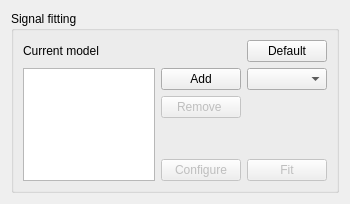
syncope/iint-gui, file iintgui/ui/fitpanel2.ui: the form before one commit.
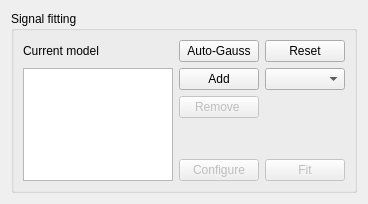
The form after the commit.

Commit message: + baby steps to the better fit interface; am i complete in plan?

The edit to the form file:
```diff
--- a/iintgui/ui/fitpanel2.ui
+++ b/iintgui/ui/fitpanel2.ui
@@ -6,7 +6,7 @@
    <rect>
     <x>0</x>
     <y>0</y>
-    <width>350</width>
+    <width>368</width>
     <height>204</height>
    </rect>
   </property>
@@ -134,7 +134,14 @@
             <item>
              <widget class="QPushButton" name="defaultBtn">
               <property name="text">
-               <string>Default</string>
+               <string>Auto-Gauss</string>
+              </property>
+             </widget>
+            </item>
+            <item>
+             <widget class="QPushButton" name="resetButton">
+              <property name="text">
+               <string>Reset</string>
               </property>
              </widget>
             </item>
```
Left out of the diff: 2 changed lines with no effect on the pictures. The commit also changes 2 other files.
